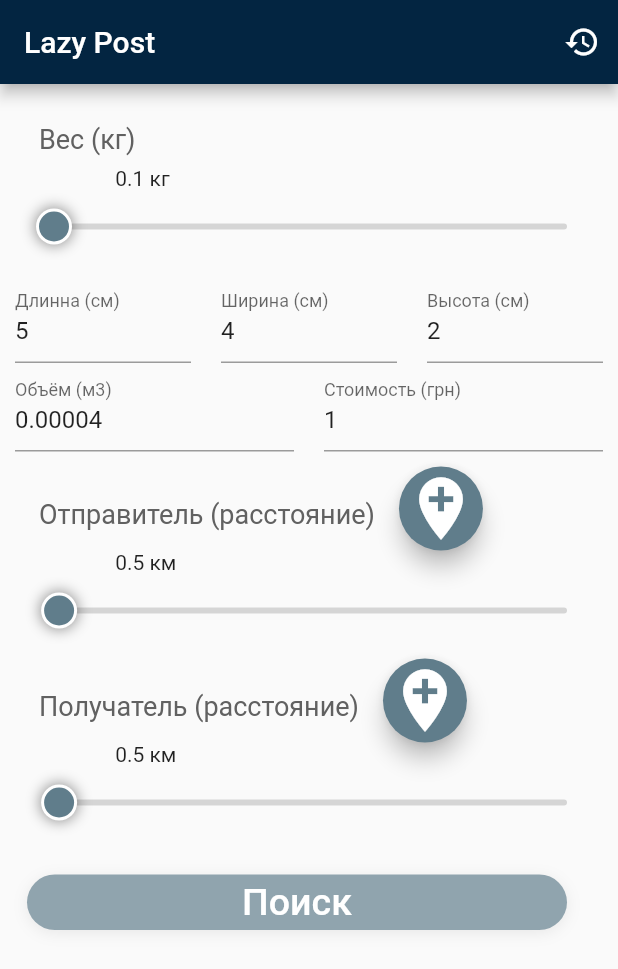
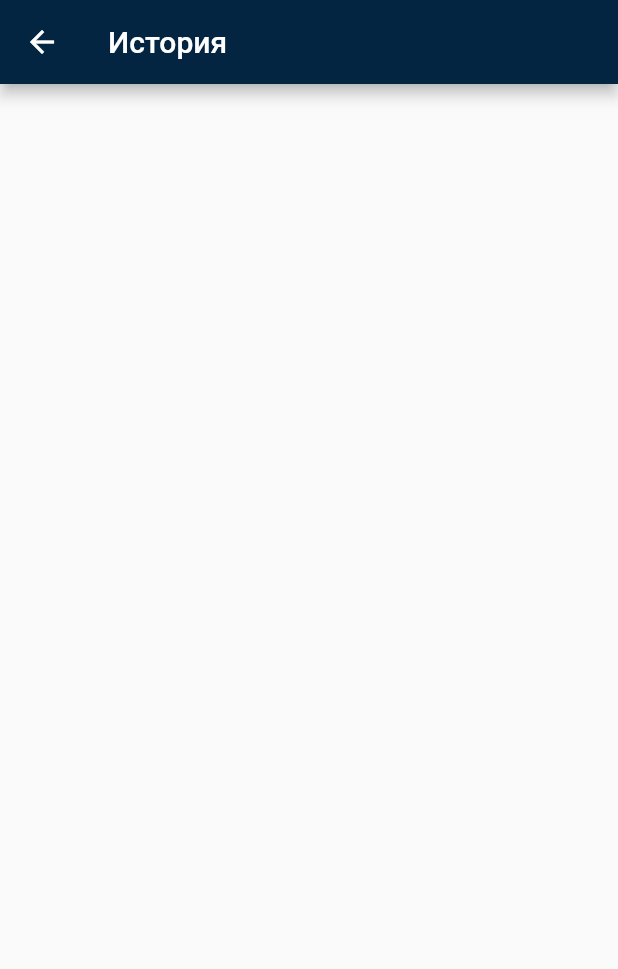
Before and after one commit to Riasik/lazy_post, a Flutter app: the screen it shows after launch, after a tap on the "history" icon, on a phone screen of 412 x 824 dp. Shown: the top 969 px of the screen. Run offline on Flutter 3.47's test engine with Material 2 defaults, Android fonts, the phone set to English and light mode, and no system bars; our stand-ins replace flutter_secure_storage, google_maps_flutter, shared_preferences, sqflite; accounts and stored records are empty.

Commit message:
add history_screen.dart history_model.dart

```diff
--- a/lib/domain/factoryes/scren_factory.dart
+++ b/lib/domain/factoryes/scren_factory.dart
@@ -1,4 +1,6 @@
 import 'package:lazy_post/domain/entity/logistic.dart';
+import 'package:lazy_post/ui/widgets/history/history_model.dart';
+import 'package:lazy_post/ui/widgets/history/history_screen.dart';
 import 'package:lazy_post/ui/widgets/home/home_model.dart';
 import 'package:lazy_post/ui/widgets/map/map_model.dart';
 import 'package:lazy_post/ui/widgets/map/map_screen.dart';
@@ -29,6 +31,12 @@ class ScreenFactory {
       child: const HomeScreenWidget(),
     );
   }
+  Widget makeHistoryScreen() {
+    return ChangeNotifierProvider(
+      create: (_) => HistoryViewModel(),
+      child: const HistoryScreen(),
+    );
+  }
 
   Widget makeLogisticListScreen(List<Logistic> list) {
     return ChangeNotifierProvider(
--- a/lib/domain/use_cases/responce_with_id.dart
+++ /dev/null
@@ -1 +0,0 @@
-import 'package:lazy_post/domain/entity/logistic.dart';
--- a/lib/ui/navigation/main_navigation.dart
+++ b/lib/ui/navigation/main_navigation.dart
@@ -6,6 +6,7 @@ abstract class MainNavigationRouteNames {
   static const loaderWidget = '/';
   static const auth = '/auth';
   static const homeScreen = '/home';
+  static const homeHistory = '/home/history';
   static const mapScreen = '/home/map';
   static const logisticList = '/home/logistic_list';
   static const searchingResults = '/home/logistic_list/searching_results';
@@ -30,6 +31,10 @@ class MainNavigation {
         return MaterialPageRoute(
           builder: (_) => _screenFactory.makeMapScreen(),
         );
+        case MainNavigationRouteNames.homeHistory:
+        return MaterialPageRoute(
+          builder: (_) => _screenFactory.makeHistoryScreen(),
+        );
       case MainNavigationRouteNames.searchingResults:
         final arguments = settings.arguments;
         final logistic = arguments is Logistic ? arguments : null;
--- /dev/null
+++ b/lib/ui/widgets/history/history_model.dart
@@ -0,0 +1,47 @@
+import 'package:flutter/material.dart';
+import 'package:lazy_post/domain/db/parcel_db.dart';
+import 'package:lazy_post/domain/entity/parcel_history.dart';
+
+class HistoryViewModel extends ChangeNotifier{
+  var _parcels = <Map>[];
+  List<Map> get parcels => _parcels;
+  bool loading = true;
+  HistoryViewModel(){
+    _getParcels();
+  }
+
+  String getImageUrl (int logisticId){
+    var image = {
+      2 : 'images/novaposhta.png',
+      5 : 'images/justin.png',
+      6 : 'images/meest.png'
+    };
+    return image[logisticId] ?? 'images/dostavka_mvk.png';
+  }
+  // void onLogisticTap(BuildContext context, int index) {
+  //   final data = _logistics[index];
+  //   Navigator.of(context).pushNamed(
+  //     MainNavigationRouteNames.searchingResults,
+  //     arguments: data,
+  //   );
+  // }
+
+  void _getParcels() async {
+    _parcels = (await ParcelDB.getParcels());
+    loading = false;
+    _updateState();
+  }
+
+  void delFromHistory(BuildContext context,int id) async{
+      await ParcelDB.deleteParcel(id);
+      ScaffoldMessenger.of(context).showSnackBar(const SnackBar(
+        content: Text('Удалено!'),
+      ));
+      _updateState();
+  }
+
+  void _updateState() {
+    notifyListeners();
+  }
+
+}
--- /dev/null
+++ b/lib/ui/widgets/history/history_screen.dart
@@ -0,0 +1,37 @@
+import 'package:flutter/material.dart';
+import 'package:lazy_post/ui/widgets/history/history_model.dart';
+import 'package:provider/src/provider.dart';
+
+class HistoryScreen extends StatelessWidget {
+  const HistoryScreen({Key? key}) : super(key: key);
+
+  @override
+  Widget build(BuildContext context) {
+    final model = context.watch<HistoryViewModel>();
+    return Scaffold(
+        appBar: AppBar(
+          title: const Text('История'),
+        ),
+        body:  ListView.builder(
+          padding: const EdgeInsets.only(top: 10),
+          keyboardDismissBehavior: ScrollViewKeyboardDismissBehavior.onDrag,
+          itemCount: model.parcels.length,
+          itemExtent: 120,
+          itemBuilder: (BuildContext context, int index) {
+            return _PointHistoryRow(index: index);
+          },
+        ));
+  }
+}
+
+ class _PointHistoryRow extends StatelessWidget {
+  final int index;
+  const _PointHistoryRow({Key? key, required this.index}) : super(key: key);
+
+   @override
+   Widget build(BuildContext context) {
+     final model = context.read<HistoryViewModel>();
+     final parcel = model.parcels[index];
+     return Text('id');
+   }
+ }
--- a/lib/ui/widgets/home/home_model.dart
+++ b/lib/ui/widgets/home/home_model.dart
@@ -106,4 +106,6 @@ class HomeViewModel extends ChangeNotifier {
   void _updateState() {
     notifyListeners();
   }
+
+
 }
--- a/lib/ui/widgets/home/home_screen.dart
+++ b/lib/ui/widgets/home/home_screen.dart
@@ -1,5 +1,6 @@
 import 'package:flutter/material.dart';
 import 'package:lazy_post/configuration/consts.dart';
+import 'package:lazy_post/ui/navigation/main_navigation.dart';
 import 'package:lazy_post/ui/theme/app_colors.dart';
 import 'package:provider/src/provider.dart';
 import 'home_model.dart';
@@ -10,14 +11,16 @@ class HomeScreenWidget extends StatelessWidget {
 
   @override
   Widget build(BuildContext context) {
-    return Scaffold(appBar: _getAppBar(), body: const _Body());
+    return Scaffold(appBar: _getAppBar(context), body: const _Body());
   }
 
-  AppBar _getAppBar() {
+  AppBar _getAppBar(BuildContext context) {
     return AppBar(title: const Text('Lazy Post'), actions: [
       IconButton(
         icon: const Icon(Icons.history, color: Colors.white),
-        onPressed: () {},
+        onPressed: () {
+          Navigator.of(context).pushNamed(
+            MainNavigationRouteNames.homeHistory);},
       ),
     ]);
   }
--- a/lib/ui/widgets/searching_results/searching_results_screen.dart
+++ b/lib/ui/widgets/searching_results/searching_results_screen.dart
@@ -50,6 +50,4 @@ class SearchingResultsScreen extends StatelessWidget {
               padding: const EdgeInsets.only(bottom: 0, right: 0)),
     );
   }
-
-  void onChangePosition() {}
 }
```
Also changed, not shown: lib/domain/entity/parcel_history.dart (added, +34 -0 lines).
